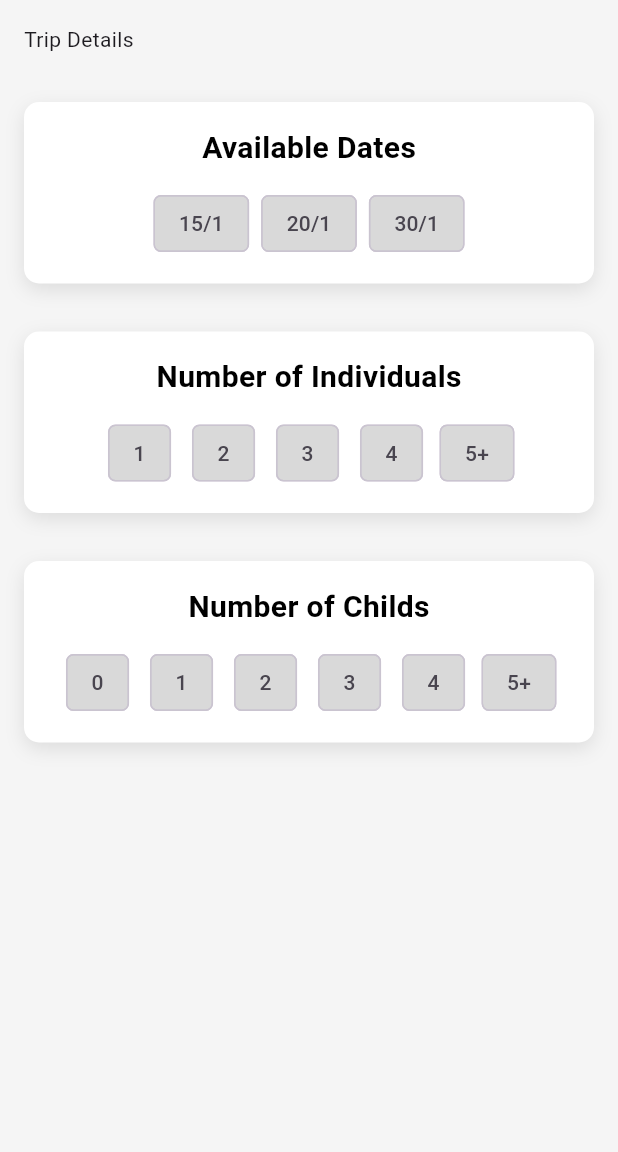
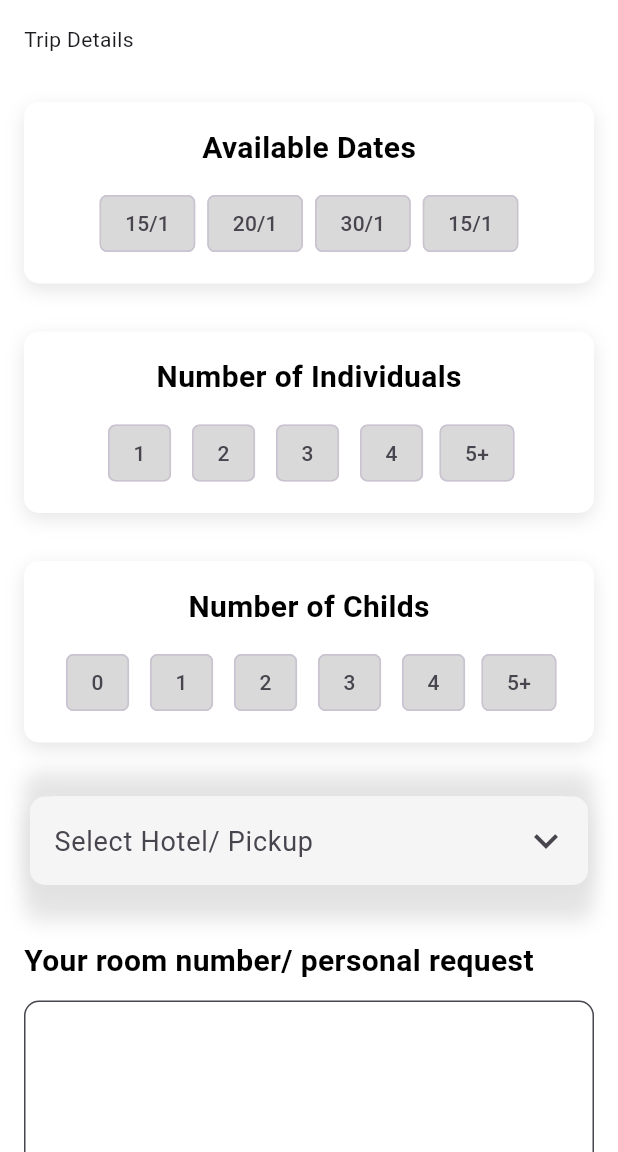
Before and after one commit to HamzaElshennawy/your_global_trip, a Flutter app: the TripDetailsPage screen opened directly, on a phone screen of 412 x 824 dp, the part 84-1236 px from its top. Run offline on Flutter 3.47's test engine with Material 3 defaults, Android fonts, the light colour scheme and no system bars.

Commit message:
Refactor state class names for consistency and improve dropdown menu implementation in trip details page

```diff
--- a/lib/pages/auth_page.dart
+++ b/lib/pages/auth_page.dart
@@ -4,10 +4,10 @@ class AuthPage extends StatefulWidget {
   const AuthPage({super.key});
 
   @override
-  _AuthPageState createState() => _AuthPageState();
+  AuthPageState createState() => AuthPageState();
 }
 
-class _AuthPageState extends State<AuthPage> {
+class AuthPageState extends State<AuthPage> {
   final PageController _pageController = PageController();
   bool isLogin = true;
 
--- a/lib/pages/trip_details_page.dart
+++ b/lib/pages/trip_details_page.dart
@@ -1,3 +1,5 @@
+import 'dart:collection';
+
 import 'package:flutter/material.dart';
 import 'package:your_global_trip/tiles/custom_appbar.dart';
 
@@ -5,21 +7,63 @@ class TripDetailsPage extends StatefulWidget {
   const TripDetailsPage({super.key});
 
   @override
-  _TripDetailsPageState createState() => _TripDetailsPageState();
+  TripDetailsPageState createState() => TripDetailsPageState();
 }
 
-class _TripDetailsPageState extends State<TripDetailsPage> {
+typedef DestinationEntry = DropdownMenuEntry<Destination>;
+
+enum Destination {
+  cairo('Cairo'),
+  alex('Alex'),
+  hurghada('Hurghada'),
+  marsaala('Marsa Alam'),
+  aswan("Aswan");
+
+  const Destination(this.label);
+  final String label;
+
+  static final List<DestinationEntry> entries =
+      UnmodifiableListView<DestinationEntry>(
+    values.map<DestinationEntry>(
+      (Destination state) => DestinationEntry(
+        value: state,
+        label: state.label,
+        enabled: true,
+        style: ButtonStyle(
+          textStyle: WidgetStatePropertyAll(
+            TextStyle(
+              color: Colors.black,
+              fontSize: 18,
+            ),
+          ),
+          shape: WidgetStatePropertyAll(
+            RoundedRectangleBorder(
+              borderRadius: BorderRadius.circular(10),
+            ),
+          ),
+        ),
+      ),
+    ),
+  );
+}
+
+class TripDetailsPageState extends State<TripDetailsPage> {
   String? _selectedDate;
   String? _selectedIndividuals;
   String? _selectedChilds;
+  final TextEditingController destinationController = TextEditingController();
+  final TextEditingController personalRequestController =
+      TextEditingController();
 
   @override
   Widget build(BuildContext context) {
+    final screenWidth = MediaQuery.of(context).size.width;
+
     return Scaffold(
       appBar: CustomAppBar(
         logoEnabled: false,
       ),
-      backgroundColor: Colors.grey[100],
+      backgroundColor: Colors.white,
       body: SingleChildScrollView(
         padding: const EdgeInsets.symmetric(horizontal: 16.0, vertical: 16.0),
         child: Column(
@@ -30,8 +74,12 @@ class _TripDetailsPageState extends State<TripDetailsPage> {
             AnimatedSectionCard(
               title: 'Available Dates',
               delay: 200,
-              children: _buildChoiceChips(
-                  ['15/1', '20/1', '30/1'], _selectedDate, (value) {
+              children: _buildChoiceChips([
+                '15/1',
+                '20/1',
+                '30/1',
+                '15/1',
+              ], _selectedDate, (value) {
                 setState(() {
                   _selectedDate = value;
                 });
@@ -59,7 +107,101 @@ class _TripDetailsPageState extends State<TripDetailsPage> {
                 });
               }),
             ),
-            const SizedBox(height: 16),
+            AnimatedSectionCard(
+              delay: 800,
+              backgroundColor: Colors.transparent,
+              children: [
+                Container(
+                  margin: EdgeInsets.symmetric(vertical: 20),
+                  width: screenWidth - 40,
+                  decoration: BoxDecoration(
+                    color: Colors.white,
+                    borderRadius: BorderRadius.circular(16),
+                    boxShadow: [
+                      BoxShadow(
+                        color: Colors.grey.shade300,
+                        blurRadius: 10,
+                        spreadRadius: 2,
+                        offset: const Offset(0, 5),
+                      ),
+                    ],
+                  ),
+                  child: DropdownMenu<Destination>(
+                    initialSelection: null,
+                    width: screenWidth - 40,
+                    controller: destinationController,
+                    enableFilter: true,
+                    requestFocusOnTap: false,
+                    trailingIcon: const Icon(
+                      Icons.keyboard_arrow_down,
+                      size: 32,
+                    ),
+                    textStyle: TextStyle(
+                      fontSize: 18,
+                    ),
+                    hintText: "Select Hotel/ Pickup",
+                    inputDecorationTheme: InputDecorationTheme(
+                      hintStyle: TextStyle(
+                        fontSize: 18,
+                      ),
+                      filled: true,
+                      fillColor: Colors.grey[100]!,
+                      border: OutlineInputBorder(
+                        borderSide: BorderSide.none,
+                        borderRadius: BorderRadius.all(Radius.circular(10)),
+                      ),
+                    ),
+                    dropdownMenuEntries: Destination.entries,
+                    menuStyle: MenuStyle(
+                      backgroundColor: WidgetStatePropertyAll(Colors.white),
+                      elevation: WidgetStatePropertyAll(8),
+                      shape: WidgetStatePropertyAll(
+                        RoundedRectangleBorder(
+                          borderRadius: BorderRadius.circular(12),
+                        ),
+                      ),
+                      padding: WidgetStatePropertyAll(
+                        const EdgeInsets.symmetric(vertical: 8, horizontal: 12),
+                      ),
+                    ),
+                  ),
+                ),
+              ],
+            ),
+            AnimatedSectionCard(
+              title: "Your room number/ personal request",
+              titleAlignment: CrossAxisAlignment.start,
+              backgroundColor: Colors.transparent,
+              delay: 1000,
+              padding: EdgeInsets.all(0),
+              hasDropShadow: false,
+              children: [
+                SizedBox(
+                  height: 150,
+                  child: TextField(
+                    textAlignVertical: TextAlignVertical.top,
+                    expands: true, // Expands to fill parent
+                    maxLines: null,
+                    decoration: InputDecoration(
+                      fillColor: Colors.transparent,
+                      filled: true,
+                      isDense: true,
+                      border: OutlineInputBorder(
+                        borderSide: BorderSide(color: Colors.grey),
+                        borderRadius: BorderRadius.circular(10),
+                      ),
+                      focusedBorder: OutlineInputBorder(
+                        borderRadius: BorderRadius.circular(10),
+                        borderSide: BorderSide(
+                          color: Colors.grey,
+                          width: 2.0,
+                        ), // Border color when focused
+                      ),
+                    ),
+                  ),
+                )
+              ],
+            )
           ],
         ),
       ),
@@ -96,10 +238,10 @@ class AnimatedHeader extends StatefulWidget {
   const AnimatedHeader({super.key});
 
   @override
-  _AnimatedHeaderState createState() => _AnimatedHeaderState();
+  AnimatedHeaderState createState() => AnimatedHeaderState();
 }
 
-class _AnimatedHeaderState extends State<AnimatedHeader>
+class AnimatedHeaderState extends State<AnimatedHeader>
     with SingleTickerProviderStateMixin {
   late AnimationController _controller;
   late Animation<Offset> _slideAnimation;
@@ -153,18 +295,30 @@ class _AnimatedHeaderState extends State<AnimatedHeader>
 }
 
 class AnimatedSectionCard extends StatefulWidget {
-  final String title;
+  final String? title;
   final List<Widget> children;
   final int delay;
+  final Color backgroundColor;
+  final CrossAxisAlignment titleAlignment;
+  final EdgeInsets padding;
+  final bool hasDropShadow;
 
-  const AnimatedSectionCard(
-      {super.key, required this.title, required this.children, this.delay = 0});
+  const AnimatedSectionCard({
+    super.key,
+    this.title,
+    required this.children,
+    this.delay = 0,
+    this.backgroundColor = Colors.white,
+    this.titleAlignment = CrossAxisAlignment.center,
+    this.padding = const EdgeInsets.all(16.0),
+    this.hasDropShadow = true,
+  });
 
   @override
-  _AnimatedSectionCardState createState() => _AnimatedSectionCardState();
+  AnimatedSectionCardState createState() => AnimatedSectionCardState();
 }
 
-class _AnimatedSectionCardState extends State<AnimatedSectionCard>
+class AnimatedSectionCardState extends State<AnimatedSectionCard>
     with SingleTickerProviderStateMixin {
   late AnimationController _controller;
   late Animation<Offset> _slideAnimation;
@@ -215,30 +369,35 @@ class _AnimatedSectionCardState extends State<AnimatedSectionCard>
           width: MediaQuery.of(context).size.width - 30,
           margin: const EdgeInsets.symmetric(vertical: 8),
           decoration: BoxDecoration(
-            color: Colors.white,
+            color: widget.backgroundColor,
             borderRadius: BorderRadius.circular(10),
-            boxShadow: const [
+            boxShadow: widget.hasDropShadow
+                ? const [
                     BoxShadow(
                       color: Color.fromRGBO(0, 0, 0, 0.1),
                       blurRadius: 10,
                       offset: Offset(0, 4),
                     ),
-            ],
+                  ]
+                : null,
           ),
           child: Padding(
-            padding: const EdgeInsets.all(16.0),
+            padding:
+                widget.title != null ? widget.padding : const EdgeInsets.all(0),
             child: Column(
-              crossAxisAlignment: CrossAxisAlignment.center,
+              crossAxisAlignment: widget.titleAlignment,
               children: [
-                Text(
-                  widget.title,
+                widget.title != null
+                    ? Text(
+                        widget.title!,
                         style: const TextStyle(
                           fontSize: 20,
                           fontWeight: FontWeight.bold,
                           color: Colors.black,
                         ),
-                ),
-                const SizedBox(height: 12),
+                      )
+                    : SizedBox(),
+                widget.title != null ? const SizedBox(height: 12) : SizedBox(),
                 Column(
                   children: widget.children,
                 ),
--- a/lib/tiles/place_card.dart
+++ b/lib/tiles/place_card.dart
@@ -5,10 +5,10 @@ class PlaceCard extends StatefulWidget {
   const PlaceCard({super.key});
 
   @override
-  _PlaceCardState createState() => _PlaceCardState();
+  PlaceCardState createState() => PlaceCardState();
 }
 
-class _PlaceCardState extends State<PlaceCard>
+class PlaceCardState extends State<PlaceCard>
     with SingleTickerProviderStateMixin {
   bool isExpanded = false;
   bool wishListed = false;
--- a/lib/tiles/search_tile.dart
+++ b/lib/tiles/search_tile.dart
@@ -192,7 +192,9 @@ class _SearchTileState extends State<SearchTile> {
                     (selectedDestination != null && selectedResort != null)
                         ? () {
                             widget.onSearchPressed();
-                            print("pressed");
+                            if (kDebugMode) {
+                              print("pressed");
+                            }
                           }
                         : null, // Disable button if no destination is selected
 
```
Lines whose indentation alone changed are shown as unchanged.
